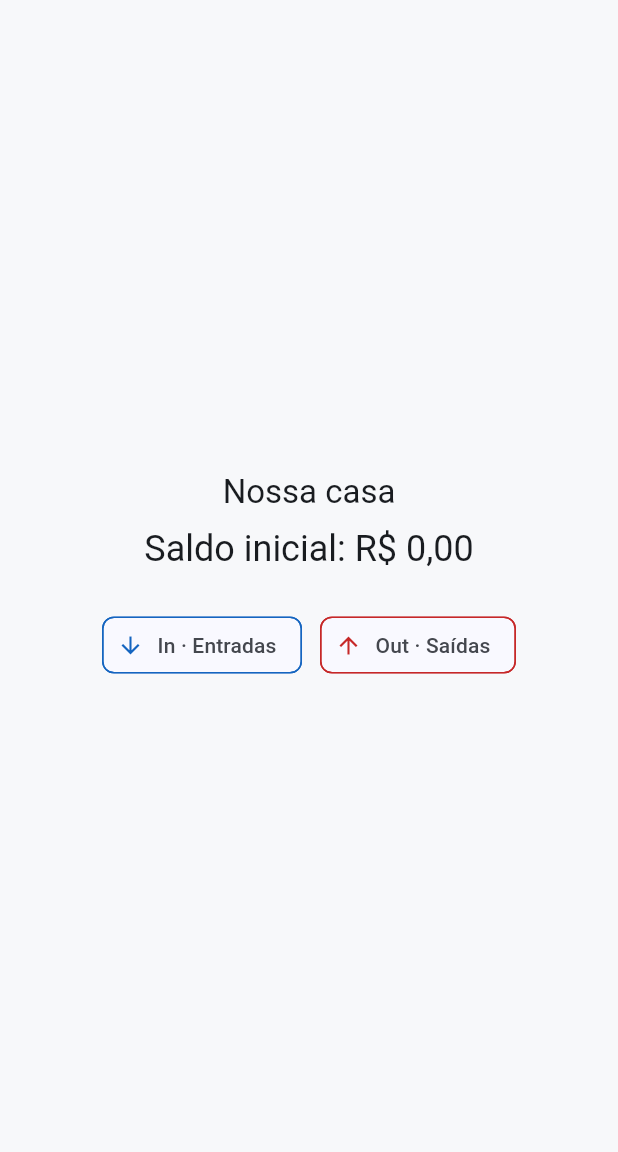
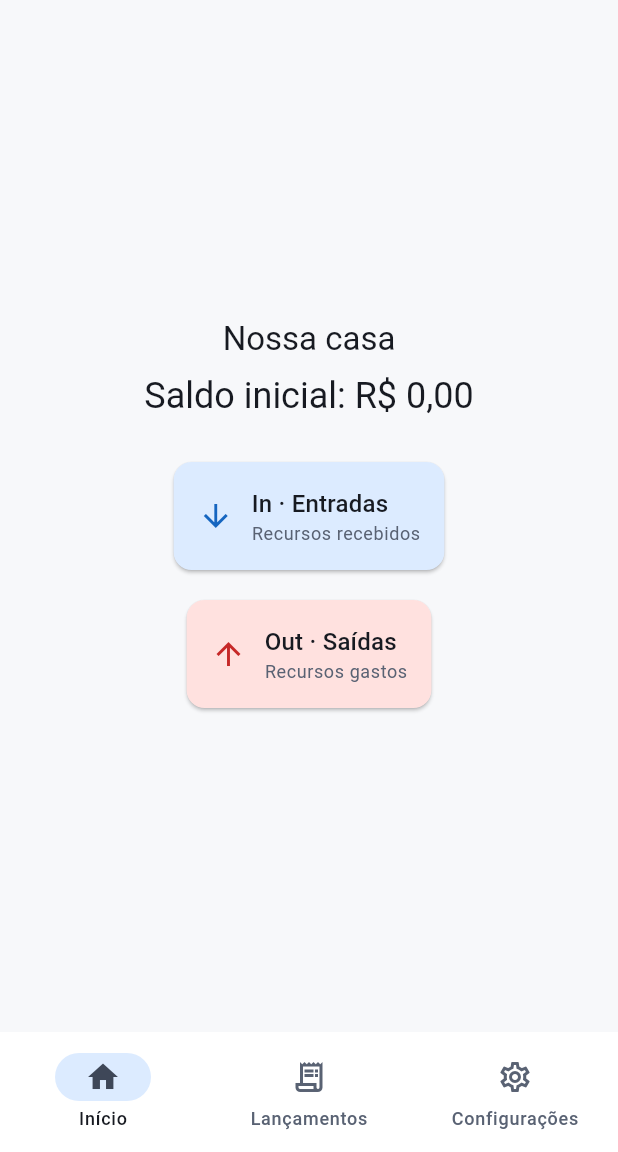
Before and after one commit to danielyudicarvalho/InOut, a Flutter app: the screen it shows after launch, on a phone screen of 412 x 824 dp, the part 84-1236 px from its top. Run offline on Flutter 3.47's test engine with Material 3 defaults, Android fonts, the phone set to English and light mode, and no system bars; our stand-ins replace flutter_riverpod, go_router.

Commit message:
feat: implement adaptive 60-30-10 design system

```diff
--- /dev/null
+++ b/lib/src/presentation/components/financial_flow_card.dart
@@ -0,0 +1,46 @@
+import 'package:flutter/material.dart';
+import 'package:inout/src/presentation/theme/inout_theme.dart';
+
+enum FinancialFlow { income, expense }
+
+final class FinancialFlowCard extends StatelessWidget {
+  const FinancialFlowCard({required this.flow, super.key});
+  final FinancialFlow flow;
+
+  @override
+  Widget build(BuildContext context) {
+    final palette = context.inOutPalette;
+    final isIncome = flow == FinancialFlow.income;
+    final label = isIncome ? 'In · Entradas' : 'Out · Saídas';
+    final description = isIncome ? 'Recursos recebidos' : 'Recursos gastos';
+    final icon = isIncome ? Icons.arrow_downward : Icons.arrow_upward;
+    final color = isIncome ? palette.inPrimary : palette.outPrimary;
+    final container = isIncome ? palette.inContainer : palette.outContainer;
+
+    return Semantics(
+      label: '$label. $description.', button: true,
+      child: Card(
+        color: container,
+        child: InkWell(
+          onTap: () {}, borderRadius: BorderRadius.circular(12),
+          child: Padding(
+            padding: const EdgeInsets.all(16),
+            child: Row(mainAxisSize: MainAxisSize.min, children: [
+              Icon(icon, color: color),
+              const SizedBox(width: 12),
+              Column(crossAxisAlignment: CrossAxisAlignment.start, mainAxisSize: MainAxisSize.min, children: [
+                Text(
+                  label,
+                  style: Theme.of(context).textTheme.titleMedium?.copyWith(
+                        color: palette.textPrimary,
+                      ),
+                ),
+                Text(description, style: Theme.of(context).textTheme.bodySmall?.copyWith(color: palette.textSecondary)),
+              ]),
+            ]),
+          ),
+        ),
+      ),
+    );
+  }
+}
--- /dev/null
+++ b/lib/src/presentation/layout/inout_adaptive_scaffold.dart
@@ -0,0 +1,63 @@
+import 'package:flutter/material.dart';
+import 'package:inout/src/presentation/layout/inout_breakpoints.dart';
+
+final class InOutDestination {
+  const InOutDestination({required this.label, required this.icon, required this.selectedIcon});
+  final String label;
+  final IconData icon;
+  final IconData selectedIcon;
+}
+
+final class InOutAdaptiveScaffold extends StatelessWidget {
+  const InOutAdaptiveScaffold({
+    required this.title, required this.body, required this.destinations,
+    required this.selectedIndex, required this.onDestinationSelected, super.key,
+  });
+  final String title;
+  final Widget body;
+  final List<InOutDestination> destinations;
+  final int selectedIndex;
+  final ValueChanged<int> onDestinationSelected;
+
+  @override
+  Widget build(BuildContext context) => LayoutBuilder(
+        builder: (context, constraints) {
+          final usesRail = constraints.maxWidth >= InOutBreakpoints.compact;
+          final content = Center(
+            child: ConstrainedBox(
+              constraints: const BoxConstraints(maxWidth: InOutBreakpoints.contentMaxWidth),
+              child: body,
+            ),
+          );
+          return Scaffold(
+            appBar: usesRail ? null : AppBar(title: Text(title)),
+            body: usesRail
+                ? Row(children: [
+                    NavigationRail(
+                      selectedIndex: selectedIndex,
+                      onDestinationSelected: onDestinationSelected,
+                      extended: constraints.maxWidth >= InOutBreakpoints.expanded,
+                      leading: Padding(
+                        padding: const EdgeInsets.symmetric(vertical: 16),
+                        child: Text(title, style: Theme.of(context).textTheme.titleLarge),
+                      ),
+                      destinations: destinations.map((item) => NavigationRailDestination(
+                        icon: Icon(item.icon), selectedIcon: Icon(item.selectedIcon),
+                        label: Text(item.label),
+                      )).toList(growable: false),
+                    ),
+                    const VerticalDivider(width: 1),
+                    Expanded(child: content),
+                  ])
+                : content,
+            bottomNavigationBar: usesRail ? null : NavigationBar(
+              selectedIndex: selectedIndex,
+              onDestinationSelected: onDestinationSelected,
+              destinations: destinations.map((item) => NavigationDestination(
+                icon: Icon(item.icon), selectedIcon: Icon(item.selectedIcon), label: item.label,
+              )).toList(growable: false),
+            ),
+          );
+        },
+      );
+}
--- /dev/null
+++ b/lib/src/presentation/layout/inout_breakpoints.dart
@@ -0,0 +1,5 @@
+abstract final class InOutBreakpoints {
+  static const compact = 600.0;
+  static const expanded = 1024.0;
+  static const contentMaxWidth = 960.0;
+}
--- a/lib/src/presentation/screens/bootstrap_home_screen.dart
+++ b/lib/src/presentation/screens/bootstrap_home_screen.dart
@@ -1,8 +1,9 @@
 import 'package:flutter/material.dart';
 import 'package:flutter_riverpod/flutter_riverpod.dart';
+import 'package:inout/src/presentation/components/financial_flow_card.dart';
 import 'package:inout/src/presentation/formatters/money_formatter.dart';
+import 'package:inout/src/presentation/layout/inout_adaptive_scaffold.dart';
 import 'package:inout/src/presentation/providers/household_providers.dart';
-import 'package:inout/src/presentation/theme/inout_theme.dart';
 
 final class BootstrapHomeScreen extends ConsumerWidget {
   const BootstrapHomeScreen({super.key});
@@ -11,12 +12,28 @@ final class BootstrapHomeScreen extends ConsumerWidget {
   Widget build(BuildContext context, WidgetRef ref) {
     final summary = ref.watch(householdSummaryProvider);
 
-    return Scaffold(
-      appBar: AppBar(title: const Text('InOut')),
-      body: Center(
-        child: ConstrainedBox(
-          constraints: const BoxConstraints(maxWidth: 720),
-          child: Padding(
+    return InOutAdaptiveScaffold(
+      title: 'InOut',
+      selectedIndex: 0,
+      onDestinationSelected: (_) {},
+      destinations: const [
+        InOutDestination(
+          label: 'Início',
+          icon: Icons.home_outlined,
+          selectedIcon: Icons.home,
+        ),
+        InOutDestination(
+          label: 'Lançamentos',
+          icon: Icons.receipt_long_outlined,
+          selectedIcon: Icons.receipt_long,
+        ),
+        InOutDestination(
+          label: 'Configurações',
+          icon: Icons.settings_outlined,
+          selectedIcon: Icons.settings,
+        ),
+      ],
+      body: Padding(
         padding: const EdgeInsets.all(24),
         child: summary.when(
           data: (value) => Column(
@@ -34,16 +51,8 @@ final class BootstrapHomeScreen extends ConsumerWidget {
                 runSpacing: 12,
                 alignment: WrapAlignment.center,
                 children: [
-                      _FlowChip(
-                        label: 'In · Entradas',
-                        icon: Icons.arrow_downward,
-                        color: InOutColors.inPrimary,
-                      ),
-                      _FlowChip(
-                        label: 'Out · Saídas',
-                        icon: Icons.arrow_upward,
-                        color: InOutColors.outPrimary,
-                      ),
+                  FinancialFlowCard(flow: FinancialFlow.income),
+                  FinancialFlowCard(flow: FinancialFlow.expense),
                 ],
               ),
             ],
@@ -54,29 +63,6 @@ final class BootstrapHomeScreen extends ConsumerWidget {
           loading: () => const CircularProgressIndicator(),
         ),
       ),
-        ),
-      ),
     );
   }
 }
-
-final class _FlowChip extends StatelessWidget {
-  const _FlowChip({
-    required this.label,
-    required this.icon,
-    required this.color,
-  });
-
-  final String label;
-  final IconData icon;
-  final Color color;
-
-  @override
-  Widget build(BuildContext context) {
-    return Chip(
-      avatar: Icon(icon, color: color),
-      label: Text(label),
-      side: BorderSide(color: color),
-    );
-  }
-}
--- a/lib/src/presentation/theme/inout_theme.dart
+++ b/lib/src/presentation/theme/inout_theme.dart
@@ -1,31 +1,136 @@
 import 'package:flutter/material.dart';
 
-abstract final class InOutColors {
-  static const inPrimary = Color(0xFF1565C0);
-  static const outPrimary = Color(0xFFC62828);
-  static const systemError = Color(0xFFB3261E);
-  static const lightBackground = Color(0xFFF7F8FA);
-  static const darkBackground = Color(0xFF111318);
+@immutable
+final class InOutPalette extends ThemeExtension<InOutPalette> {
+  const InOutPalette({
+    required this.background,
+    required this.surface,
+    required this.surfaceElevated,
+    required this.textPrimary,
+    required this.textSecondary,
+    required this.border,
+    required this.inPrimary,
+    required this.inContainer,
+    required this.inOnColor,
+    required this.outPrimary,
+    required this.outContainer,
+    required this.outOnColor,
+    required this.focus,
+    required this.disabled,
+    required this.systemError,
+    required this.systemWarning,
+    required this.systemSuccess,
+  });
+
+  final Color background;
+  final Color surface;
+  final Color surfaceElevated;
+  final Color textPrimary;
+  final Color textSecondary;
+  final Color border;
+  final Color inPrimary;
+  final Color inContainer;
+  final Color inOnColor;
+  final Color outPrimary;
+  final Color outContainer;
+  final Color outOnColor;
+  final Color focus;
+  final Color disabled;
+  final Color systemError;
+  final Color systemWarning;
+  final Color systemSuccess;
+
+  static const light = InOutPalette(
+    background: Color(0xFFF7F8FA), surface: Color(0xFFFFFFFF),
+    surfaceElevated: Color(0xFFF0F3F7), textPrimary: Color(0xFF171A21),
+    textSecondary: Color(0xFF596273), border: Color(0xFFD8DEE8),
+    inPrimary: Color(0xFF1565C0), inContainer: Color(0xFFDCEBFF),
+    inOnColor: Color(0xFFFFFFFF), outPrimary: Color(0xFFC62828),
+    outContainer: Color(0xFFFFE1DF), outOnColor: Color(0xFFFFFFFF),
+    focus: Color(0xFF6B4EFF), disabled: Color(0xFF9AA3B2),
+    systemError: Color(0xFF8F1D18), systemWarning: Color(0xFF8A4B00),
+    systemSuccess: Color(0xFF166534),
+  );
+
+  static const dark = InOutPalette(
+    background: Color(0xFF111318), surface: Color(0xFF1A1D24),
+    surfaceElevated: Color(0xFF232731), textPrimary: Color(0xFFF3F5F8),
+    textSecondary: Color(0xFFB6BECA), border: Color(0xFF39404D),
+    inPrimary: Color(0xFF64A8FF), inContainer: Color(0xFF173A63),
+    inOnColor: Color(0xFF07182C), outPrimary: Color(0xFFFF7770),
+    outContainer: Color(0xFF5B2425), outOnColor: Color(0xFF310405),
+    focus: Color(0xFFB7A8FF), disabled: Color(0xFF747C89),
+    systemError: Color(0xFFFFB4AB), systemWarning: Color(0xFFFFB95C),
+    systemSuccess: Color(0xFF72D995),
+  );
+
+  @override
+  InOutPalette copyWith() => this;
+
+  @override
+  InOutPalette lerp(covariant InOutPalette? other, double t) {
+    if (other == null) return this;
+    return InOutPalette(
+      background: Color.lerp(background, other.background, t)!,
+      surface: Color.lerp(surface, other.surface, t)!,
+      surfaceElevated: Color.lerp(surfaceElevated, other.surfaceElevated, t)!,
+      textPrimary: Color.lerp(textPrimary, other.textPrimary, t)!,
+      textSecondary: Color.lerp(textSecondary, other.textSecondary, t)!,
+      border: Color.lerp(border, other.border, t)!,
+      inPrimary: Color.lerp(inPrimary, other.inPrimary, t)!,
+      inContainer: Color.lerp(inContainer, other.inContainer, t)!,
+      inOnColor: Color.lerp(inOnColor, other.inOnColor, t)!,
+      outPrimary: Color.lerp(outPrimary, other.outPrimary, t)!,
+      outContainer: Color.lerp(outContainer, other.outContainer, t)!,
+      outOnColor: Color.lerp(outOnColor, other.outOnColor, t)!,
+      focus: Color.lerp(focus, other.focus, t)!,
+      disabled: Color.lerp(disabled, other.disabled, t)!,
+      systemError: Color.lerp(systemError, other.systemError, t)!,
+      systemWarning: Color.lerp(systemWarning, other.systemWarning, t)!,
+      systemSuccess: Color.lerp(systemSuccess, other.systemSuccess, t)!,
+    );
+  }
+}
+
+extension InOutThemeContext on BuildContext {
+  InOutPalette get inOutPalette => Theme.of(this).extension<InOutPalette>()!;
 }
 
 abstract final class InOutTheme {
-  static ThemeData get light => ThemeData(
-        colorScheme: ColorScheme.fromSeed(
-          seedColor: InOutColors.inPrimary,
-          brightness: Brightness.light,
-          error: InOutColors.systemError,
-        ),
-        scaffoldBackgroundColor: InOutColors.lightBackground,
-        useMaterial3: true,
-      );
+  static ThemeData get light => _build(InOutPalette.light, Brightness.light);
+  static ThemeData get dark => _build(InOutPalette.dark, Brightness.dark);
 
-  static ThemeData get dark => ThemeData(
-        colorScheme: ColorScheme.fromSeed(
-          seedColor: InOutColors.inPrimary,
-          brightness: Brightness.dark,
-          error: InOutColors.systemError,
-        ),
-        scaffoldBackgroundColor: InOutColors.darkBackground,
-        useMaterial3: true,
-      );
+  static ThemeData _build(InOutPalette palette, Brightness brightness) {
+    final scheme = ColorScheme.fromSeed(
+      seedColor: palette.inPrimary,
+      brightness: brightness,
+      primary: palette.inPrimary,
+      onPrimary: palette.inOnColor,
+      primaryContainer: palette.inContainer,
+      surface: palette.surface,
+      onSurface: palette.textPrimary,
+      onSurfaceVariant: palette.textSecondary,
+      outline: palette.border,
+      error: palette.systemError,
+    );
+    return ThemeData(
+      brightness: brightness,
+      colorScheme: scheme,
+      scaffoldBackgroundColor: palette.background,
+      cardColor: palette.surface,
+      dividerColor: palette.border,
+      disabledColor: palette.disabled,
+      focusColor: palette.focus,
+      extensions: [palette],
+      navigationBarTheme: NavigationBarThemeData(
+        backgroundColor: palette.surface,
+        indicatorColor: palette.inContainer,
+      ),
+      navigationRailTheme: NavigationRailThemeData(
+        backgroundColor: palette.surface,
+        indicatorColor: palette.inContainer,
+      ),
+      useMaterial3: true,
+    );
+  }
 }
```
Also changed, not shown: 5 other files. Lines whose indentation alone changed are shown as unchanged.
